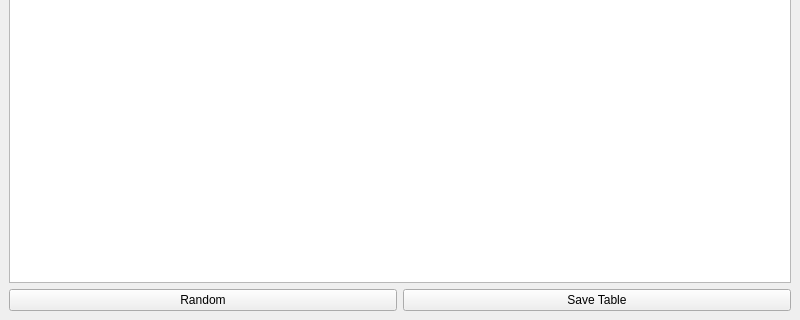
Above: Qt/TuringsMachineSimulator/randommachines.ui from fabioalves98/TuringsMachineGenerator before the change; both pictures show x 0 to 800 and y 280 to 600 of the 800 by 600 pixel window. Below: the same form after it.
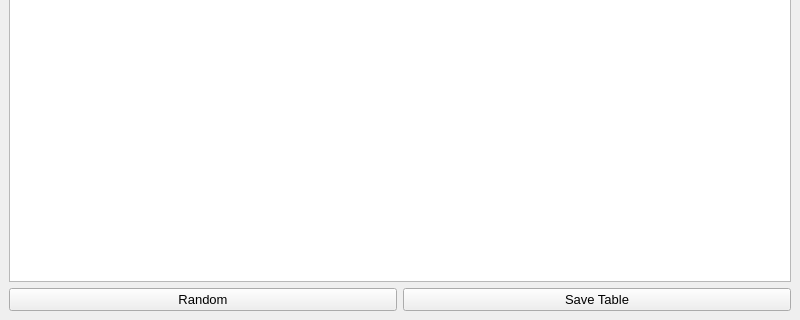
That is the form after the change.

```diff
--- a/Qt/TuringsMachineSimulator/randommachines.ui
+++ b/Qt/TuringsMachineSimulator/randommachines.ui
@@ -325,6 +325,11 @@
      <layout class="QHBoxLayout" name="horizontalLayout_5">
       <item>
        <widget class="QPushButton" name="randBut">
+        <property name="font">
+         <font>
+          <pointsize>10</pointsize>
+         </font>
+        </property>
         <property name="text">
          <string>Random</string>
         </property>
@@ -332,6 +337,11 @@
       </item>
       <item>
        <widget class="QPushButton" name="saveBut">
+        <property name="font">
+         <font>
+          <pointsize>10</pointsize>
+         </font>
+        </property>
         <property name="text">
          <string>Save Table</string>
         </property>
```
